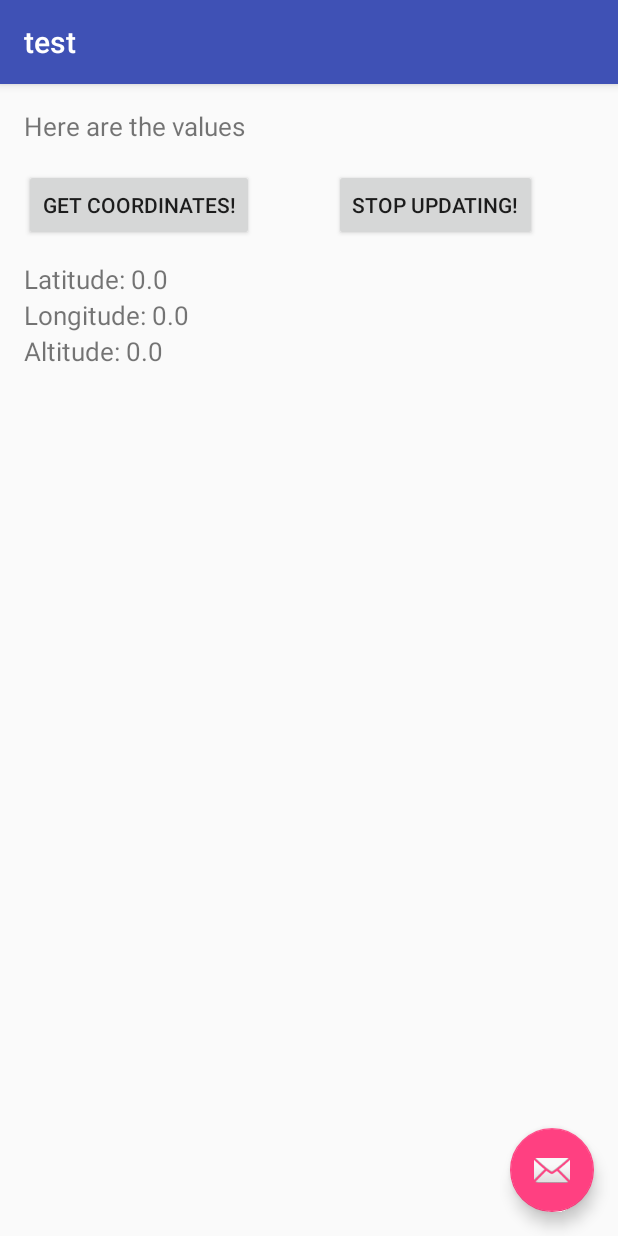
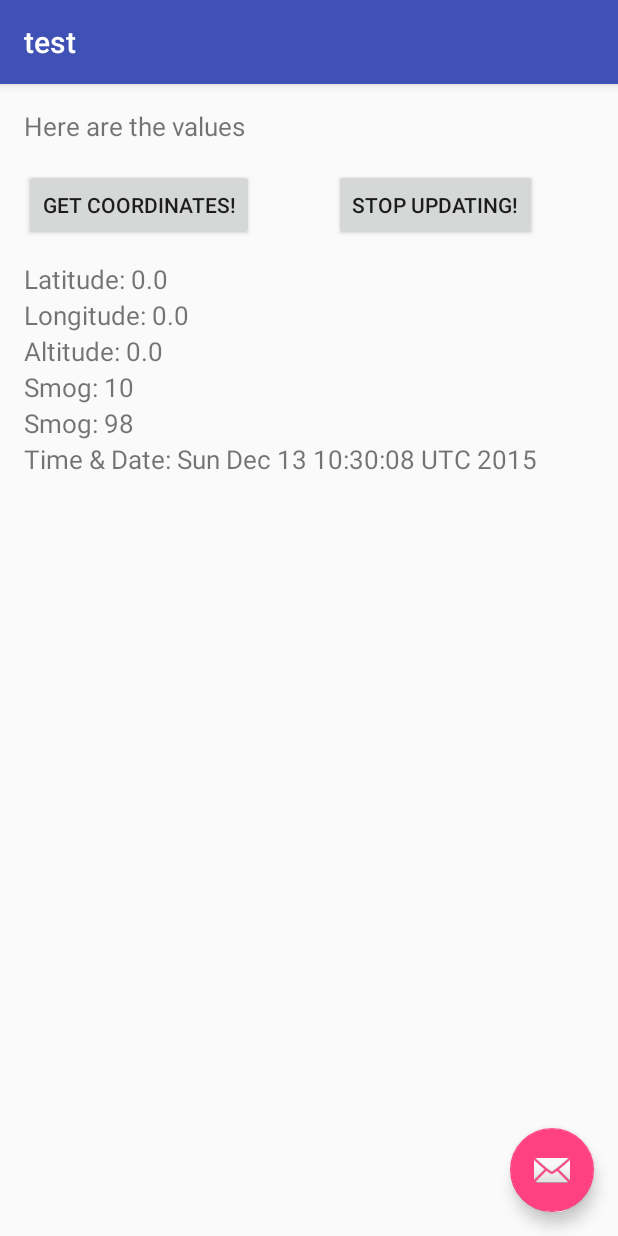
Before and after one commit to msaadq/aero2, an Android app: the screen it shows after launch (MainActivity), after a tap on "GET COORDINATES!", on a phone screen of 412 x 824 dp. Run offline under Robolectric (Android 15) with nearby library versions, the phone set to English and light mode, and no system bars.

Commit message:
UI modified and integrator class fixed

```diff
--- a/AerO2_Android/app/src/main/java/com/aero2/android/DefaultActivities/MainActivity.java
+++ b/AerO2_Android/app/src/main/java/com/aero2/android/DefaultActivities/MainActivity.java
@@ -23,6 +23,7 @@ import com.aero2.android.DefaultClasses.STMCommunicator;
 import com.aero2.android.R;
 
 import java.io.IOException;
+import java.util.Date;
 
 public class MainActivity extends AppCompatActivity {
 
@@ -30,13 +31,17 @@ public class MainActivity extends AppCompatActivity {
     private int m_interval = 1000;
     private int value_count = 0;
     private final int max_value_count = 1000;
-    private double locations[][];
-    private double new_location [];
+    private String integrators[][];
+    private String new_integrator [];
     TextView longitude_text;
     TextView latitude_text;
     TextView altitude_text;
+    TextView smog_text;
+    TextView air_quality_text;
+    TextView time_text;
     TextView thank_you_text;
     TextView value_count_text;
+    Date date;
     GPSTracker gps;
     Integrator integrator;
     STMAsyncTask stmTask;
@@ -61,13 +66,16 @@ public class MainActivity extends AppCompatActivity {
         longitude_text = (TextView) findViewById(R.id.longitude_text);
         latitude_text = (TextView) findViewById(R.id.latitude_text);
         altitude_text = (TextView) findViewById(R.id.altitude_text);
+        smog_text = (TextView) findViewById(R.id.smog_text);
+        air_quality_text = (TextView) findViewById(R.id.air_quality_text);
+        time_text = (TextView) findViewById(R.id.time_text);
         thank_you_text = (TextView) findViewById(R.id.thank_you_text);
         value_count_text = (TextView) findViewById(R.id.value_count_text);
         gps_button = (Button) findViewById(R.id.gps_button);
         stop_button = (Button) findViewById(R.id.stop_button);
         gps = new GPSTracker(this);
         m_handler = new Handler();
-        locations = new double [3][max_value_count];
+        integrators = new String [6][max_value_count];
 
         setSupportActionBar(toolbar);
         gps.showSettingsAlert();            //Ask user to turn on location
@@ -78,6 +86,7 @@ public class MainActivity extends AppCompatActivity {
         stmTask.execute();
 
         integrator = new Integrator(this);
+        integrator.integrateSmog();
         ///
 
 
@@ -138,17 +147,24 @@ public class MainActivity extends AppCompatActivity {
             Log.v("Status", "Capturing GPS Reading");
             if (value_count <= max_value_count) {
 
-                new_location = gps.getGps();
-                Log.v("Status","Inside if condition");
-                locations[0][value_count] = new_location[0];
-                locations[1][value_count] = new_location[1];
-                locations[2][value_count] = new_location[2];
+                new_integrator = integrator.integrateSmog();
+                Log.v("Status", "Inside if condition");
 
-                longitude_text.setText("Longitude: " + String.valueOf(new_location[0]));
-                latitude_text.setText("Latitude: " + String.valueOf(new_location[1]));
-                altitude_text.setText("Altitude: " + String.valueOf(new_location[2]));
+                for (int i=0; i<6;i++) {
+                    integrators[i][value_count] = new_integrator[i];
+                }
 
-                value_count = gps.getValueCount();
+                date=new Date();
+
+                time_text.setText("Time & Date: " + date.toString());
+                longitude_text.setText("Longitude: " + new_integrator[1]);
+                latitude_text.setText("Latitude: " + new_integrator[2]);
+                altitude_text.setText("Altitude: " + new_integrator[3]);
+                smog_text.setText("Smog: " +new_integrator[4]);
+                air_quality_text.setText("Smog: " +new_integrator[5]);
+
+
+                //value_count = gps.getValueCount();
 
                 m_handler.postDelayed(mStatusChecker, m_interval);
             }
--- a/AerO2_Android/app/src/main/java/com/aero2/android/DefaultClasses/Integrator.java
+++ b/AerO2_Android/app/src/main/java/com/aero2/android/DefaultClasses/Integrator.java
@@ -1,6 +1,7 @@
 package com.aero2.android.DefaultClasses;
 
 import java.io.IOException;
+import java.text.SimpleDateFormat;
 import java.util.Date;
 
 import android.app.Activity;
@@ -18,20 +19,25 @@ public class Integrator {
     STMCommunicator sensor;
     GPSTracker gps;
 
+    private int value_count;
+    // Maximum number of expected values
+    private final int max_value_count = 10000;
+
     // Authentication Strings
     public static final String USERNAME = "username";
     public static final String PASSWORD = "password";
 
     public Integrator(Activity activity){
         try{
+
             sensor = new STMCommunicator(USERNAME, PASSWORD);
             gps = new GPSTracker(activity);
             for (int i=0;i<25000000;i++){
 
             }
             sensor.bypassAuthentication();
-            int smog = sensor.getSmogValue();
-            Log.v("Value",String.valueOf(smog));
+            //int smog = sensor.getSmogValue();
+            //Log.v("Value",String.valueOf(smog));
 
 
         }
@@ -49,24 +55,31 @@ public class Integrator {
      * longitude, latitude, altitude and time (in order)
      */
 
-    public double[] integrateSmog(){
+    public String[] integrateSmog(){
 
-        double [] integrated = {};
+        String [] integrated = new String [6];
+        SimpleDateFormat sdfDate = new SimpleDateFormat("yyMMdd;HHmmss");//dd/MM/yyyy
         Date date = new Date();
+        String dateTime = sdfDate.format(date);
+        //try {
+            //int smog = sensor.getSmogValue();
+            int smog = 10;
+            int airQuality = 98;
+            double[] newLocation = gps.getGps();
 
-        try {
-            int smog = sensor.getSmogValue();
-            double[] newLocation = gps.getGps();
-            int temp = integrated.length;
-            integrated = new double[temp + 2];
+            integrated[0] = String.valueOf(dateTime);
+            integrated[1] = String.valueOf(newLocation[0]);
+            integrated[2] = String.valueOf(newLocation[1]);
+            integrated[3] = String.valueOf(newLocation[2]);
+            integrated[4] = String.valueOf(smog);
+            integrated[5] = String.valueOf(airQuality);
 
-            System.arraycopy(smog, 0, integrated, 0, 1);
-            System.arraycopy(newLocation,0,integrated,1,temp);
-            System.arraycopy(date, 0, integrated, 1 + temp, 1);
-        }
-        catch (IOException ie){
-            ie.printStackTrace();
-        }
+            Log.v("Hello",integrated[0]+" "+integrated[2]+" "+integrated[1]+" "+integrated[3]+" "
+                    +integrated[4]+" "+integrated[5]);
+        //}
+        //catch (IOException ie){
+          //  ie.printStackTrace();
+        //}
 
         return integrated;
     }
--- a/AerO2_Android/app/src/main/res/layout/content_main.xml
+++ b/AerO2_Android/app/src/main/res/layout/content_main.xml
@@ -69,6 +69,18 @@
             android:layout_width="wrap_content"
             android:layout_height="wrap_content"
             android:textSize="17dp"
+            android:id="@+id/smog_text" />
+
+        <TextView
+            android:layout_width="wrap_content"
+            android:layout_height="wrap_content"
+            android:textSize="17dp"
+            android:id="@+id/air_quality_text" />
+
+        <TextView
+            android:layout_width="wrap_content"
+            android:layout_height="wrap_content"
+            android:textSize="17dp"
             android:id="@+id/time_text" />
 
         <TextView
```
Also changed, not shown: AerO2_Android/app/src/main/java/com/aero2/android/DefaultClasses/STMAsyncTask.java (line endings or trailing spaces).
